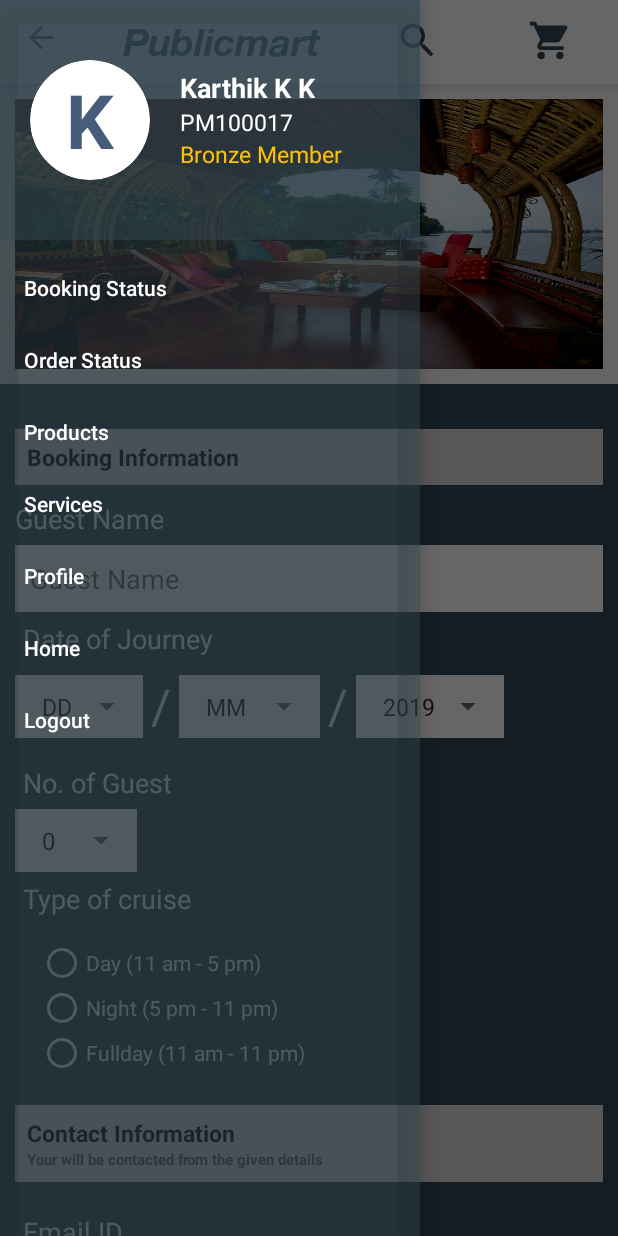
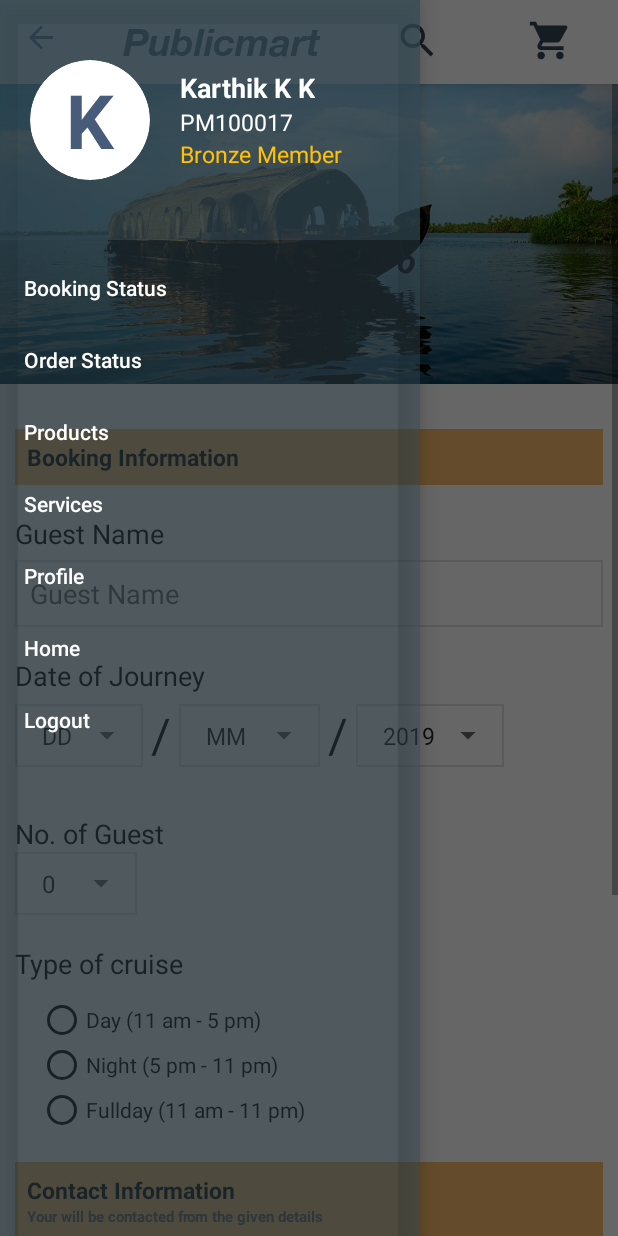
Before and after one commit to essensolcochin/PublicMart_12_dec_19, an Android app: the HouseBoat screen opened directly, with no data from a screen before it, with the side drawer open, on a phone screen of 412 x 824 dp. Run offline under Robolectric (Android 15) with nearby library versions, the phone set to English and light mode, and no system bars; libraries missing offline, so code that uses them is left out: dmax.dialog.

Commit message:
23-2-2019 Joz .Flight ticket updated .Houseboat ticket updated

```diff
--- a/app/src/main/java/com/example/publicmart/HouseBoat.java
+++ b/app/src/main/java/com/example/publicmart/HouseBoat.java
@@ -2,11 +2,18 @@ package com.example.publicmart;
 
 
 import android.os.Bundle;
+import android.os.Handler;
+import android.support.v4.view.PagerAdapter;
+import android.support.v4.view.ViewPager;
 import android.widget.ArrayAdapter;
 import android.widget.FrameLayout;
 import android.widget.ImageView;
 import android.widget.Spinner;
 import android.widget.ViewFlipper;
+
+import java.util.ArrayList;
+import java.util.Timer;
+import java.util.TimerTask;
 
 public class HouseBoat extends BaseActivity {
     String array_membrno[] = {"0", "1", "2", "3", "4", "5", "6", "7", "8", "9", "10"};
@@ -17,15 +24,24 @@ public class HouseBoat extends BaseActivity {
     String array_Mnth[] = {"MM", "Jan", "Feb", "Mar", "Apr", "May", "Jun", "Jul", "Aug", "Sep", "Oct", "Nov", "Dec"};
     String array_Year[] = {"2019"};
     Spinner membersno, days, months, years;
-    int image[] = {R.drawable.houseboatwall,R.drawable.houseboatwalll};
-    ViewFlipper viewFlipper;
+
+
+    private static final Integer[] IMAGES = {R.drawable.houseboatwall,R.drawable.houseboatwalll};
+    private static ViewPager mPager;
+    private ArrayList<Integer> ImagesArray = new ArrayList<Integer>();
+    private static int NUM_PAGES = 0;
+    private static int currentPage = 0;
+
+
+
+
 
     @Override
     protected void onCreate(Bundle savedInstanceState) {
         super.onCreate(savedInstanceState);
         FrameLayout contentFrameLayout = (FrameLayout) findViewById(R.id.content_frame);
         getLayoutInflater().inflate(R.layout.activity_house_boat_ed, contentFrameLayout);
-        viewFlipper = (ViewFlipper)findViewById(R.id.viewflipper);
+        mPager = (ViewPager) findViewById(R.id.viewflipper);
 
         toolbar = findViewById(R.id.toolbar);
         setSupportActionBar(toolbar);
@@ -56,21 +72,51 @@ public class HouseBoat extends BaseActivity {
         spinner_adapter_year.setDropDownViewResource(android.R.layout.simple_spinner_dropdown_item);
         years.setAdapter(spinner_adapter_year);
 
-
-        for (int image: image) {
-            flipperimage(image);
-        }
+        init();
 
     }
-    void flipperimage(int image)
-    {
-        ImageView imageView = new ImageView(this);
-        imageView.setBackgroundResource(image);
-        viewFlipper.addView(imageView);
-        viewFlipper.setFlipInterval(4000);
-        viewFlipper.setAutoStart(true);
+    private void init() {
 
-        viewFlipper.setOutAnimation(this,android.R.anim.slide_out_right);
-        viewFlipper.setInAnimation(this,android.R.anim.slide_in_left);
+
+        for (int i = 0; i < IMAGES.length; i++)
+            ImagesArray.add(IMAGES[i]);
+
+
+
+
+        PagerAdapter adapter = new SlidingImage_Adapter(HouseBoat.this, ImagesArray);
+        mPager.setAdapter(adapter);
+
+
+        // mPager.setAdapter(new SlidingImage_Adapter(ProductView.this, ImagesArray));
+
+
+        final float density = getResources().getDisplayMetrics().density;
+
+
+        NUM_PAGES = IMAGES.length;
+        // Auto start of viewpager
+        final Handler handler = new Handler();
+        final Runnable Update = new Runnable() {
+            public void run() {
+                if (currentPage == NUM_PAGES) {
+                    currentPage = 0;
+                }
+                mPager.setCurrentItem(currentPage++, true);
+            }
+        };
+        Timer swipeTimer = new Timer();
+        swipeTimer.schedule(new TimerTask() {
+            @Override
+            public void run() {
+                handler.post(Update);
+            }
+        }, 5000, 5000);
+
+
+
     }
+
+
+
     }
--- a/app/src/main/java/com/example/publicmart/ProductView.java
+++ b/app/src/main/java/com/example/publicmart/ProductView.java
@@ -71,7 +71,7 @@ public class ProductView extends BaseActivity {
         mPager.setAdapter(adapter);
 
 
-       // mPager.setAdapter(new SlidingImage_Adapter(ProductView.this, ImagesArray));
+        // mPager.setAdapter(new SlidingImage_Adapter(ProductView.this, ImagesArray));
 
 
         final float density = getResources().getDisplayMetrics().density;
--- a/app/src/main/res/layout/activity_flight_ticket.xml
+++ b/app/src/main/res/layout/activity_flight_ticket.xml
@@ -27,7 +27,7 @@
 
             <LinearLayout
 
-                android:background="#F3F1F1"
+                android:background="@android:color/white"
                 android:padding="5dp"
               android:layout_marginTop="5dp"
                 android:layout_width="match_parent"
--- a/app/src/main/res/layout/activity_house_boat_ed.xml
+++ b/app/src/main/res/layout/activity_house_boat_ed.xml
@@ -9,55 +9,44 @@
     tools:context=".HouseBoat">
 
 
+    <LinearLayout
+        android:background="@android:color/white"
+        android:layout_width="match_parent"
+        android:layout_height="match_parent"
+        android:gravity="center_horizontal"
+        android:orientation="vertical">
+
+        <android.support.v4.view.ViewPager
+            android:id="@+id/viewflipper"
+            android:layout_width="match_parent"
+            android:layout_height="200dp">
+
+        </android.support.v4.view.ViewPager>
 
         <LinearLayout
-        android:gravity="center_horizontal"
-        android:orientation="vertical"
             android:layout_width="match_parent"
             android:layout_height="match_parent">
-        <ViewFlipper
-            android:padding="10dp"
-            android:layout_width="fill_parent"
-            android:layout_height="200dp"
-            android:id="@+id/viewflipper"/>
-
-    <LinearLayout
-        android:background="#4d000000"
-
-        android:layout_width="match_parent"
-        android:layout_height="match_parent"
-        >
-
-
-
-
-
-
-
 
             <LinearLayout
 
+                android:layout_width="match_parent"
+                android:layout_height="wrap_content"
+
                 android:gravity="center_horizontal"
-            android:orientation="vertical"
-            android:background="#344955"
-            android:layout_width="match_parent"
-            android:layout_height="wrap_content">
+                android:orientation="vertical">
 
                 <!--Radio Button Start -->
 
                 <!--Radio Button End -->
 
-
-
-
                 <LinearLayout
 
 
-                android:padding="10dp"
-                android:layout_marginTop="10dp"
                     android:layout_width="match_parent"
                     android:layout_height="match_parent"
-                android:orientation="vertical">
+                    android:layout_marginTop="10dp"
+                    android:orientation="vertical"
+                    android:padding="10dp">
                     <!--<LinearLayout-->
                     <!--android:gravity="center_horizontal"-->
                     <!--android:orientation="vertical"-->
@@ -72,57 +61,54 @@
                     <!--</LinearLayout>-->
 
 
-
                     <LinearLayout
-                    android:layout_marginTop="10dp"
                         android:layout_width="match_parent"
                         android:layout_height="wrap_content"
-                    android:padding="8dp"
+                        android:layout_marginTop="10dp"
+                        android:background="@color/col6"
                         android:orientation="vertical"
-                    android:background="#DDDBDB">
+                        android:padding="8dp">
+
                         <TextView
                             android:layout_width="wrap_content"
                             android:layout_height="wrap_content"
+                            android:text="Booking Information"
+                            android:textColor="#0A0A0A"
                             android:textSize="15dp"
-                        android:textStyle="bold"
-                        android:textColor="#0A0A0A"
-                        android:text="Booking Information"/>
+                            android:textStyle="bold" />
 
                     </LinearLayout>
 
                     <TextView
-                    android:textColor="@android:color/white"
-                    android:layout_marginTop="10dp"
                         android:layout_width="wrap_content"
                         android:layout_height="wrap_content"
-                    android:textSize="18dp"
-                    android:text="Guest Name"/>
+                        android:layout_marginTop="20dp"
+                        android:text="Guest Name"
+                        android:textColor="@android:color/black"
+                        android:textSize="18dp" />
 
                     <EditText
+                        android:id="@+id/traveler_name"
                         android:layout_width="match_parent"
                         android:layout_height="wrap_content"
-                    android:textSize="18dp"
+                        android:layout_marginTop="5dp"
+                        android:background="@drawable/edittextbgm"
+                        android:hint="Guest Name"
                         android:padding="10dp"
-                    android:layout_marginTop="5dp"
-                    android:hint="Guest Name"
-                    android:background="#ffff"
-
-                    android:id="@+id/traveler_name"/>
-
-
+                        android:textSize="18dp" />
 
                     <RelativeLayout
                         android:layout_width="wrap_content"
                         android:layout_height="wrap_content"
-                    android:background="#ffff"/>
+                        android:background="#ffff" />
 
                     <TextView
-                    android:textColor="@android:color/white"
-                    android:layout_margin="5dp"
                         android:layout_width="wrap_content"
                         android:layout_height="wrap_content"
-                    android:textSize="18dp"
-                    android:text="Date of Journey "/>
+                        android:layout_marginTop="20dp"
+                        android:text="Date of Journey "
+                        android:textColor="@android:color/black"
+                        android:textSize="18dp" />
 
                     <LinearLayout
 
@@ -133,145 +119,138 @@
                         <RelativeLayout
                             android:layout_width="wrap_content"
                             android:layout_height="wrap_content"
-                        android:background="#ffff">
+                            android:background="@drawable/edittextbgm">
 
                             <Spinner
+                                android:id="@+id/day"
                                 android:layout_width="wrap_content"
+
                                 android:layout_height="wrap_content"
+                                android:padding="10dp"
+                                android:textSize="18dp" />
+                        </RelativeLayout>
 
-                            android:textSize="18dp"
-                            android:padding="10dp"
-                            android:id="@+id/day"
-                            />
-                    </RelativeLayout>
                         <TextView
-                        android:textColor="@android:color/white"
-                        android:layout_margin="5dp"
                             android:layout_width="wrap_content"
                             android:layout_height="50dp"
-                        android:textSize="32dp"
-                        android:text="/"/>
+                            android:layout_margin="5dp"
+                            android:text="/"
+                            android:textColor="@android:color/black"
+                            android:textSize="32dp" />
 
                         <RelativeLayout
                             android:layout_width="wrap_content"
                             android:layout_height="wrap_content"
-                        android:background="#ffff"
-                        >
+                            android:background="@drawable/edittextbgm">
 
                             <Spinner
+                                android:id="@+id/month"
                                 android:layout_width="wrap_content"
+
                                 android:layout_height="wrap_content"
+                                android:padding="10dp"
+                                android:textSize="18dp" />
+                        </RelativeLayout>
 
-                            android:textSize="18dp"
-                            android:padding="10dp"
-                            android:id="@+id/month"
-                            />
-                    </RelativeLayout>
                         <TextView
-                        android:textColor="@android:color/white"
-                        android:layout_margin="5dp"
                             android:layout_width="wrap_content"
                             android:layout_height="50dp"
-                        android:textSize="32dp"
-                        android:text="/"/>
+                            android:layout_margin="5dp"
+                            android:text="/"
+                            android:textColor="@android:color/black"
+                            android:textSize="32dp" />
 
                         <RelativeLayout
                             android:layout_width="wrap_content"
                             android:layout_height="wrap_content"
-                        android:background="#ffff"
-                        >
+                            android:background="@drawable/edittextbgm">
 
                             <Spinner
+                                android:id="@+id/year"
                                 android:layout_width="wrap_content"
+
                                 android:layout_height="wrap_content"
-
-                            android:textSize="18dp"
                                 android:padding="10dp"
-                            android:id="@+id/year"
-                            />
+                                android:textSize="18dp" />
                         </RelativeLayout>
 
                     </LinearLayout>
 
                     <TextView
-                    android:textColor="@android:color/white"
-                    android:layout_margin="5dp"
                         android:layout_width="wrap_content"
                         android:layout_height="wrap_content"
-                    android:textSize="18dp"
-                    android:text="No. of Guest"/>
+                        android:layout_marginTop="20dp"
+                        android:text="No. of Guest"
+                        android:textColor="@android:color/black"
+                        android:textSize="18dp" />
 
                     <RelativeLayout
                         android:layout_width="wrap_content"
                         android:layout_height="wrap_content"
-                    android:background="#ffff"
-                    >
+                        android:background="@drawable/edittextbgm">
+
                         <Spinner
+                            android:id="@+id/noofmembers"
                             android:layout_width="wrap_content"
                             android:layout_height="wrap_content"
-                    android:textSize="18dp"
                             android:padding="10dp"
-                    android:id="@+id/noofmembers"
-                    />
+                            android:textSize="18dp" />
                     </RelativeLayout>
 
                     <TextView
-                    android:textColor="@android:color/white"
-                    android:layout_margin="5dp"
                         android:layout_width="wrap_content"
                         android:layout_height="wrap_content"
-                    android:textSize="18dp"
-                    android:text="Type of cruise"/>
+                        android:layout_marginTop="20dp"
+                        android:text="Type of cruise"
+                        android:textColor="@android:color/black"
+                        android:textSize="18dp" />
 
                     <LinearLayout
                         android:layout_width="wrap_content"
                         android:layout_height="wrap_content"
-                    android:padding="10dp"
+                        android:orientation="horizontal"
 
-                    android:orientation="horizontal">
+                        android:padding="10dp">
 
                         <RadioGroup
+                            android:id="@+id/radiogrp"
                             android:layout_width="wrap_content"
-                        android:orientation="vertical"
                             android:layout_height="wrap_content"
 
-                        android:id="@+id/radiogrp">
+                            android:orientation="vertical">
 
 
                             <RadioButton
-                            android:textColor="@android:color/white"
-                            android:layout_marginLeft="5dp"
                                 android:id="@+id/oneway"
                                 android:layout_width="wrap_content"
                                 android:layout_height="30dp"
-                            android:buttonTint="@android:color/white"
+                                android:layout_marginLeft="5dp"
+                                android:layout_weight="1"
+                                android:buttonTint="@android:color/black"
                                 android:checked="false"
-                            android:layout_weight="1"
                                 android:text="Day (11 am - 5 pm)"
-                            />
+                                android:textColor="@android:color/black" />
 
                             <RadioButton
-                            android:textColor="@android:color/white"
-                            android:layout_marginLeft="5dp"
                                 android:id="@+id/roundtrip"
                                 android:layout_width="wrap_content"
                                 android:layout_height="30dp"
-                            android:buttonTint="@android:color/white"
+                                android:layout_marginLeft="5dp"
+                                android:buttonTint="@android:color/black"
                                 android:checked="false"
                                 android:text="Night (5 pm - 11 pm)"
-                            />
+                                android:textColor="@android:color/black" />
 
 
                             <RadioButton
-                            android:layout_marginLeft="5dp"
                                 android:id="@+id/business"
                                 android:layout_width="wrap_content"
                                 android:layout_height="30dp"
-                            android:buttonTint="@android:color/white"
-                            android:textColor="@android:color/white"
+                                android:layout_marginLeft="5dp"
+                                android:buttonTint="@android:color/black"
                                 android:checked="false"
                                 android:text="Fullday (11 am - 11 pm)"
-                            />
+                                android:textColor="@android:color/black" />
 
                         </RadioGroup>
 
@@ -279,62 +258,65 @@
 
 
                     <LinearLayout
-                    android:layout_marginTop="10dp"
                         android:layout_width="match_parent"
                         android:layout_height="wrap_content"
-                    android:padding="8dp"
+                        android:layout_marginTop="10dp"
+                        android:background="@color/col6"
                         android:orientation="vertical"
-                    android:background="#DDDBDB">
+                        android:padding="8dp">
+
                         <TextView
                             android:layout_width="wrap_content"
                             android:layout_height="wrap_content"
+                            android:text="Contact Information"
+                            android:textColor="#0A0A0A"
                             android:textSize="15dp"
-                        android:textStyle="bold"
-                        android:textColor="#0A0A0A"
-                        android:text="Contact Information"/>
+                            android:textStyle="bold" />
+
                         <TextView
                             android:layout_width="wrap_content"
                             android:layout_height="wrap_content"
+                            android:text="Your will be contacted from the given details"
+                            android:textColor="#616161"
                             android:textSize="10dp"
-                        android:textStyle="bold"
-                        android:textColor="#616161"
-                        android:text="Your will be contacted from the given details"/>
+                            android:textStyle="bold" />
 
                     </LinearLayout>
 
                     <LinearLayout
-                    android:layout_marginTop="10dp"
-                    android:padding="5dp"
                         android:layout_width="match_parent"
                         android:layout_height="wrap_content"
-                    android:orientation="vertical">
+                        android:layout_marginTop="10dp"
+                        android:orientation="vertical"
+                        android:padding="5dp">
 
                         <TextView
-                        android:layout_marginTop="5dp"
                             android:layout_width="wrap_content"
                             android:layout_height="wrap_content"
-                        android:textSize="18dp"
-                        android:textColor="@android:color/white"
-                        android:text="Email ID"/>
+                            android:layout_marginTop="20dp"
+                            android:text="Email ID"
+                            android:textColor="@android:color/black"
+                            android:textSize="18dp" />
+
                         <EditText
+                            android:id="@+id/email"
                             android:layout_width="match_parent"
                             android:layout_height="wrap_content"
-                        android:textSize="18dp"
+                            android:layout_marginTop="5dp"
+
+                            android:background="@drawable/edittextbgm"
+                            android:hint="Email ID"
                             android:padding="10dp"
-
-                        android:layout_marginTop="5dp"
-                        android:hint="Email ID"
-                        android:background="#ffff"
-                        android:id="@+id/email"/>
+                            android:textSize="18dp" />
 
 
                         <TextView
-                        android:layout_marginTop="5dp"
                             android:layout_width="wrap_content"
                             android:layout_height="wrap_content"
-                        android:textSize="18dp"
-                        android:textColor="@android:color/white"
-                        android:text="Contact No"/>
+                            android:layout_marginTop="20dp"
+                            android:text="Contact No"
+                            android:textColor="@android:color/black"
+                            android:textSize="18dp" />
 
                         <EditText
                             android:id="@+id/contact"
@@ -342,7 +324,7 @@
                             android:layout_height="wrap_content"
                             android:layout_marginTop="5dp"
 
-                        android:background="#ffff"
+                            android:background="@drawable/edittextbgm"
                             android:hint="Contact No"
                             android:inputType="number"
                             android:padding="10dp"
@@ -351,24 +333,24 @@
                     </LinearLayout>
 
                     <LinearLayout
+                        android:layout_width="match_parent"
+                        android:layout_height="wrap_content"
                         android:layout_margin="20dp"
-                    android:gravity="center_horizontal"
-                    android:layout_width="match_parent"
-                    android:layout_height="wrap_content">
+                        android:gravity="center_horizontal">
 
                         <Button
 
-                        android:layout_width="wrap_content"
+                            android:layout_width="200dp"
                             android:layout_height="wrap_content"
+                            android:background="@drawable/grad2"
+                            android:paddingLeft="32dp"
                             android:paddingTop="18dp"
-                        android:background="@drawable/buttonbgm"
-                        android:paddingLeft="32dp"
                             android:paddingRight="32dp"
                             android:paddingBottom="18dp"
 
+                            android:text="Submit"
                             android:textColor="#ffff"
-                        android:text="Submit"
-                        android:textSize="18dp"/>
+                            android:textSize="18dp" />
                     </LinearLayout>
 
                 </LinearLayout>
```
Lines whose indentation alone changed are shown as unchanged.
